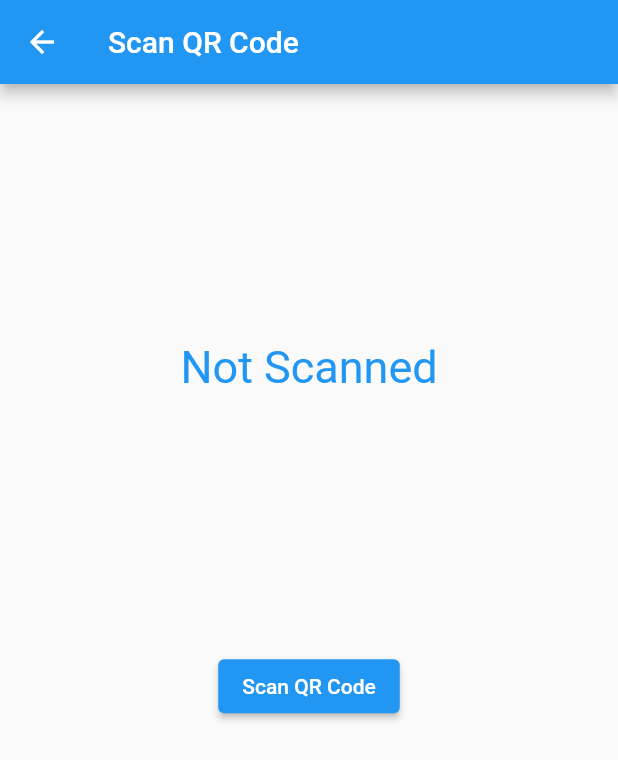
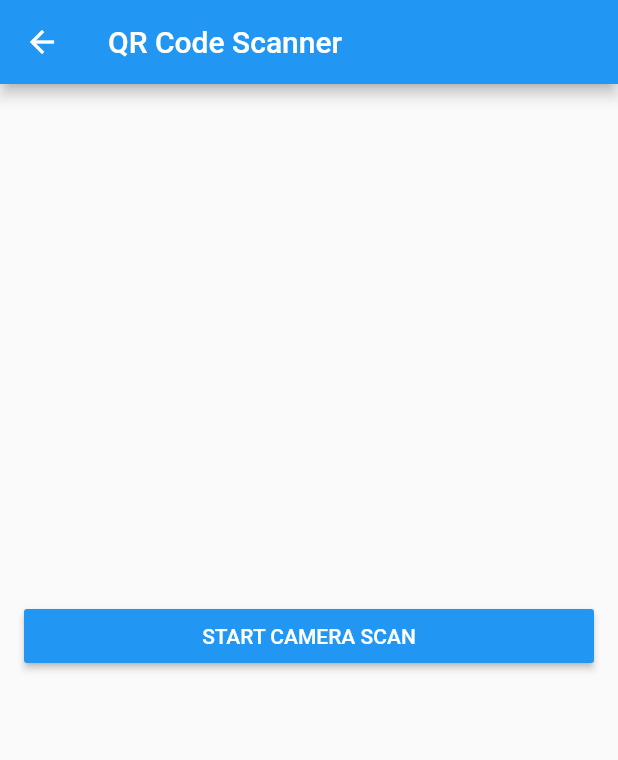
Before and after one commit to JanviAjudiya/aadhya, a Flutter app: the ScanScreen screen opened directly, on a phone screen of 412 x 824 dp. Shown: the top 760 px of the screen. Run offline on Flutter 3.47's test engine with Material 2 defaults, Android fonts, the phone set to English and light mode, and no system bars; our stand-ins replace barcode_widget, cloud_firestore, contacts_service, firebase_auth, firebase_core, firebase_storage and 3 more; missing offline and left inert: barcode_scan, eventify, flutter_sms, uiblock; accounts and stored records are empty.

Commit message:
final commit

```diff
--- a/lib/scanqr.dart
+++ b/lib/scanqr.dart
@@ -1,51 +1,68 @@
+import 'package:barcode_scan/barcode_scan.dart';
 import 'package:flutter/material.dart';
-import 'package:flutter_barcode_scanner/flutter_barcode_scanner.dart';
+import 'package:flutter/services.dart';
 
 class ScanScreen extends StatefulWidget {
   @override
-  _ScanScreenState createState() => _ScanScreenState();
+  _ScanState createState() => new _ScanState();
 }
 
-class _ScanScreenState extends State<ScanScreen> {
-  double height, width;
-  String qrString = "Not Scanned";
+class _ScanState extends State<ScanScreen> {
+  String barcode = "";
+
+  @override
+  initState() {
+    super.initState();
+  }
+
   @override
   Widget build(BuildContext context) {
-    height = MediaQuery.of(context).size.height;
-    width = MediaQuery.of(context).size.width;
     return Scaffold(
-      appBar: AppBar(
-        title: Text("Scan QR Code"),
-      ),
-      body: Column(
-        mainAxisAlignment: MainAxisAlignment.spaceEvenly,
-        children: [
-          Text(
-            qrString,
-            style: TextStyle(color: Colors.blue, fontSize: 30),
+        appBar: new AppBar(
+          title: new Text('QR Code Scanner'),
+        ),
+        body: new Center(
+          child: new Column(
+            mainAxisAlignment: MainAxisAlignment.center,
+            crossAxisAlignment: CrossAxisAlignment.stretch,
+            children: <Widget>[
+              Padding(
+                padding: EdgeInsets.symmetric(horizontal: 16.0, vertical: 8.0),
+                child: RaisedButton(
+                    color: Colors.blue,
+                    textColor: Colors.white,
+                    splashColor: Colors.blueGrey,
+                    onPressed: scan,
+                    child: const Text('START CAMERA SCAN')
+                ),
+              )
+              ,
+              Padding(
+                padding: EdgeInsets.symmetric(horizontal: 16.0, vertical: 8.0),
+                child: Text(barcode, textAlign: TextAlign.center,),
+              )
+              ,
+            ],
           ),
-          ElevatedButton(
-            onPressed: scanQR,
-            child: Text("Scan QR Code"),
-          ),
-          SizedBox(width: width),
-        ],
-      ),
-    );
+        ));
   }
 
-  Future<void> scanQR() async {
+  Future scan() async {
     try {
-      FlutterBarcodeScanner.scanBarcode("#2A99CF", "Cancel", true, ScanMode.QR)
-          .then((value) {
+      String barcode = await BarcodeScanner.scan();
+      setState(() => this.barcode = barcode);
+    } on PlatformException catch (e) {
+      if (e.code == BarcodeScanner.CameraAccessDenied) {
         setState(() {
-          qrString = value;
+          this.barcode = 'The user did not grant the camera permission!';
         });
-      });
+      } else {
+        setState(() => this.barcode = 'Unknown error: $e');
+      }
+    } on FormatException{
+      setState(() => this.barcode = 'null (User returned using the "back"-button before scanning anything. Result)');
     } catch (e) {
-      setState(() {
-        qrString = "unable to read the qr";
-      });
+      setState(() => this.barcode = 'Unknown error: $e');
     }
   }
 }
```
Also changed, not shown: lib/UPI_mandate.dart (+6 -3 lines), lib/unblock.dart (+11 -2 lines).
